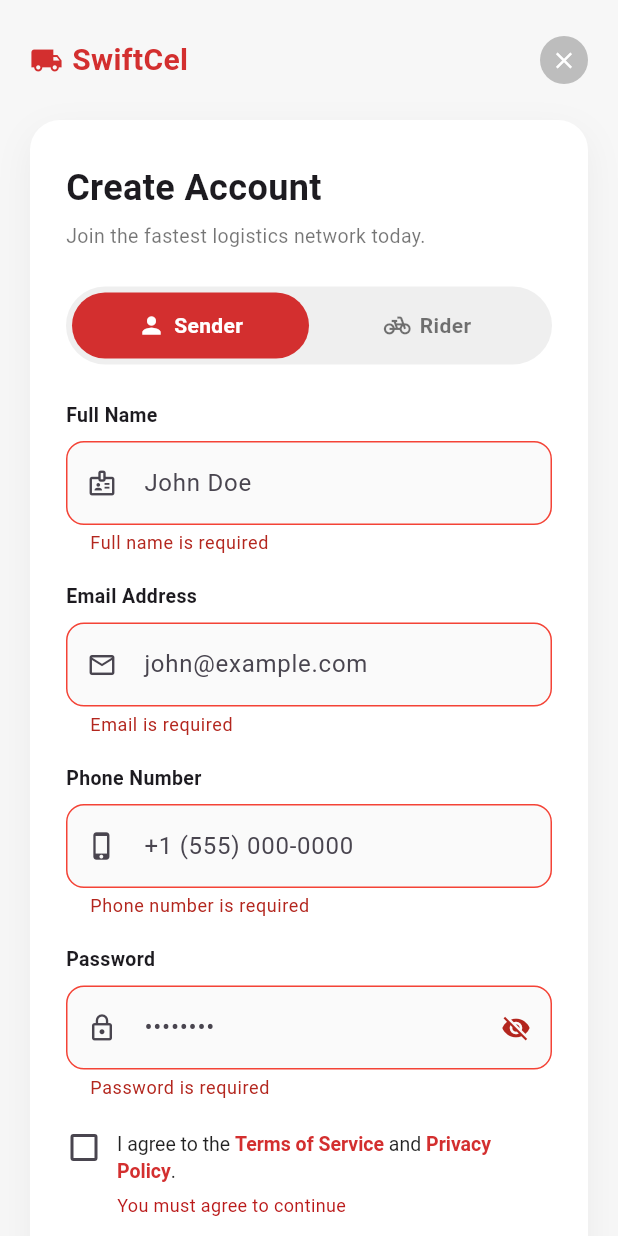
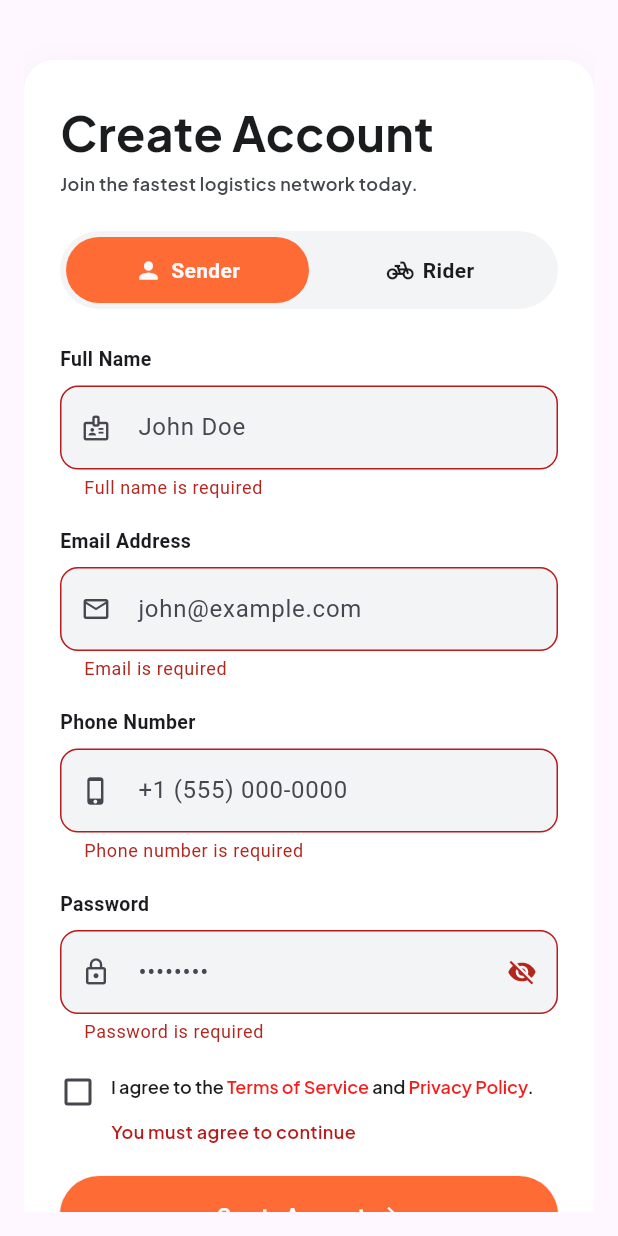
Before and after one commit to Dev-hurl/swiftcel, a Flutter app: the SignupScreen screen opened by its route, after a tap on "Create Account", on a phone screen of 412 x 824 dp. Run offline on Flutter 3.47's test engine with Material 3 defaults, Android fonts, the phone set to English and light mode, and no system bars; our stand-ins replace cloud_firestore, firebase_auth, firebase_core, go_router, google_maps_flutter, shared_preferences; accounts and stored records are empty.

Commit message:
feat: Refactor authentication screens and routing
- Modified AuthProvider to manage loading states more effectively and handle email verification status.

```diff
--- a/lib/features/auth/presentation/screens/signup_screen.dart
+++ b/lib/features/auth/presentation/screens/signup_screen.dart
@@ -3,6 +3,7 @@ import 'package:flutter/gestures.dart';
 import 'package:go_router/go_router.dart';
 import 'package:provider/provider.dart';
 import 'package:swiftcel/core/constants/app_colors.dart' show AppColors;
+import 'package:swiftcel/core/constants/app_fonts.dart';
 import 'package:swiftcel/features/auth/providers/auth_provider.dart';
 
 enum UserRole { sender, rider }
@@ -67,59 +68,18 @@ class _SignupScreenState extends State<SignupScreen> {
   @override
   Widget build(BuildContext context) {
     return Scaffold(
-      backgroundColor: const Color(0xFFF7F7F7),
       body: SafeArea(
+        child: Center(
+          child: Padding(
+            padding: EdgeInsets.all(16),
             child: SingleChildScrollView(
-          padding: const EdgeInsets.symmetric(horizontal: 20, vertical: 24),
               child: Column(
                 crossAxisAlignment: CrossAxisAlignment.start,
                 children: [
-              Row(
-                mainAxisAlignment: MainAxisAlignment.spaceBetween,
-                children: [
-                  Row(
-                    children: const [
-                      Icon(
-                        Icons.local_shipping,
-                        color: Color(0xFFD32F2F),
-                        size: 22,
-                      ),
-                      SizedBox(width: 6),
-                      Text(
-                        'SwiftCel',
-                        style: TextStyle(
-                          fontSize: 20,
-                          fontWeight: FontWeight.bold,
-                          color: Color(0xFFD32F2F),
-                        ),
-                      ),
-                    ],
-                  ),
-                  GestureDetector(
-                    onTap: () => Navigator.of(context).pop(),
-                    child: Container(
-                      height: 32,
-                      width: 32,
-                      decoration: const BoxDecoration(
-                        color: Color(0xFFBDBDBD),
-                        shape: BoxShape.circle,
-                      ),
-                      child: const Icon(
-                        Icons.close,
-                        color: Colors.white,
-                        size: 18,
-                      ),
-                    ),
-                  ),
-                ],
-              ),
                   SizedBox(height: 24),
                   Container(
                     width: double.infinity,
-                padding: EdgeInsets.symmetric(
-                  horizontal: 24,
-                  vertical: 28,
-                ),
+                    padding: EdgeInsets.symmetric(horizontal: 24, vertical: 28),
                     decoration: BoxDecoration(
                       color: Colors.white,
                       borderRadius: BorderRadius.circular(20),
@@ -136,17 +96,13 @@ class _SignupScreenState extends State<SignupScreen> {
                       child: Column(
                         crossAxisAlignment: CrossAxisAlignment.start,
                         children: [
-                      Text(
-                        'Create Account',
-                        style: TextStyle(
-                          fontSize: 24,
-                          fontWeight: FontWeight.bold,
-                        ),
-                      ),
+                          Text('Create Account', style: AppFonts.displayMedium),
                           SizedBox(height: 6),
                           Text(
                             'Join the fastest logistics network today.',
-                        style: TextStyle(color: Colors.black54, fontSize: 13),
+                            style: AppFonts.labelMedium.copyWith(
+                              color: AppColors.onSurfaceVariant,
+                            ),
                           ),
                           SizedBox(height: 24),
 
@@ -154,7 +110,7 @@ class _SignupScreenState extends State<SignupScreen> {
                           Container(
                             padding: EdgeInsets.all(4),
                             decoration: BoxDecoration(
-                          color: Color(0xFFEFEFEF),
+                              color: AppColors.greyBg,
                               borderRadius: BorderRadius.circular(30),
                             ),
                             child: Row(
@@ -163,7 +119,8 @@ class _SignupScreenState extends State<SignupScreen> {
                                   child: _RoleToggleButton(
                                     icon: Icons.person,
                                     label: 'Sender',
-                                isSelected: _selectedRole == UserRole.sender,
+                                    isSelected:
+                                        _selectedRole == UserRole.sender,
                                     onTap: () => setState(
                                       () => _selectedRole = UserRole.sender,
                                     ),
@@ -276,7 +233,6 @@ class _SignupScreenState extends State<SignupScreen> {
                             ),
                           ),
                           SizedBox(height: 20),
-
                           Row(
                             crossAxisAlignment: CrossAxisAlignment.start,
                             children: [
@@ -285,7 +241,7 @@ class _SignupScreenState extends State<SignupScreen> {
                                 width: 24,
                                 child: Checkbox(
                                   value: _agreedToTerms,
-                              activeColor: Color(0xFFD32F2F),
+                                  activeColor: AppColors.orangeSecondary,
                                   onChanged: (v) => setState(() {
                                     _agreedToTerms = v ?? false;
                                     if (_agreedToTerms) _showTermsError = false;
@@ -296,30 +252,31 @@ class _SignupScreenState extends State<SignupScreen> {
                               Expanded(
                                 child: RichText(
                                   text: TextSpan(
-                                style: TextStyle(
-                                  fontSize: 13,
-                                  color: Colors.black87,
-                                  height: 1.4,
+                                    style: AppFonts.labelMedium.copyWith(
+                                      color: AppColors.onSurface,
                                     ),
                                     children: [
                                       TextSpan(text: 'I agree to the '),
                                       TextSpan(
                                         text: 'Terms of Service',
-                                    style: const TextStyle(
-                                      color: Color(0xFFD32F2F),
-                                      fontWeight: FontWeight.w600,
+                                        style: AppFonts.labelMedium.copyWith(
+                                          color: AppColors.orangeSecondary,
                                         ),
                                         recognizer: TapGestureRecognizer()
                                           ..onTap = () {
                                             // TODO: open Terms of Service
                                           },
                                       ),
-                                  TextSpan(text: ' and '),
+                                      TextSpan(
+                                        text: ' and ',
+                                        style: AppFonts.labelMedium.copyWith(
+                                          color: AppColors.onSurface,
+                                        ),
+                                      ),
                                       TextSpan(
                                         text: 'Privacy Policy',
-                                    style: const TextStyle(
-                                      color: Color(0xFFD32F2F),
-                                      fontWeight: FontWeight.w600,
+                                        style: AppFonts.labelMedium.copyWith(
+                                          color: AppColors.orangeSecondary,
                                         ),
                                         recognizer: TapGestureRecognizer()
                                           ..onTap = () {
@@ -339,9 +296,8 @@ class _SignupScreenState extends State<SignupScreen> {
                               padding: EdgeInsets.only(left: 34),
                               child: Text(
                                 'You must agree to continue',
-                            style: TextStyle(
+                                style: AppFonts.labelMedium.copyWith(
                                   color: AppColors.error,
-                              fontSize: 12,
                                 ),
                               ),
                             ),
@@ -353,7 +309,7 @@ class _SignupScreenState extends State<SignupScreen> {
                             child: ElevatedButton(
                               onPressed: _createAccount,
                               style: ElevatedButton.styleFrom(
-                            backgroundColor: Color(0xFFD32F2F),
+                                backgroundColor: AppColors.orangePrimary,
                                 padding: EdgeInsets.symmetric(vertical: 16),
                                 shape: RoundedRectangleBorder(
                                   borderRadius: BorderRadius.circular(30),
@@ -372,7 +328,7 @@ class _SignupScreenState extends State<SignupScreen> {
                                   SizedBox(width: 8),
                                   Icon(
                                     Icons.arrow_forward,
-                                color: Colors.white,
+                                    color: AppColors.surface,
                                     size: 16,
                                   ),
                                 ],
@@ -383,16 +339,15 @@ class _SignupScreenState extends State<SignupScreen> {
                           Center(
                             child: RichText(
                               text: TextSpan(
-                            style: TextStyle(
-                              fontSize: 12,
-                              color: Colors.black54,
+                                style: AppFonts.labelSmall.copyWith(
+                                  color: AppColors.onSurfaceVariant,
                                 ),
                                 children: [
                                   TextSpan(text: 'Already have an account? '),
                                   TextSpan(
                                     text: 'Log In',
                                     style: TextStyle(
-                                  color: AppColors.error,
+                                      color: AppColors.orangePrimary,
                                       fontWeight: FontWeight.w600,
                                     ),
                                     recognizer: TapGestureRecognizer()
@@ -410,6 +365,8 @@ class _SignupScreenState extends State<SignupScreen> {
               ),
             ),
           ),
+        ),
+      ),
     );
   }
 
@@ -423,14 +380,18 @@ class _SignupScreenState extends State<SignupScreen> {
       prefixIcon: Icon(icon, size: 20),
       suffixIcon: suffixIcon,
       filled: true,
-      fillColor: const Color(0xFFFAFAFA),
-      border: OutlineInputBorder(
+      fillColor: AppColors.greyBg,
+      enabledBorder: OutlineInputBorder(
         borderRadius: BorderRadius.circular(12),
-        borderSide: BorderSide(color: Colors.grey.shade300),
+        borderSide: BorderSide.none,
+      ),
+      focusedBorder: OutlineInputBorder(
+        borderRadius: BorderRadius.circular(12),
+        borderSide: BorderSide(color: AppColors.orangePrimary),
       ),
       errorBorder: OutlineInputBorder(
         borderRadius: BorderRadius.circular(12),
-        borderSide: const BorderSide(color: Colors.red),
+        borderSide: BorderSide(color: AppColors.error),
       ),
     );
   }
@@ -457,7 +418,7 @@ class _RoleToggleButton extends StatelessWidget {
         duration: const Duration(milliseconds: 200),
         padding: const EdgeInsets.symmetric(vertical: 12),
         decoration: BoxDecoration(
-          color: isSelected ? const Color(0xFFD32F2F) : Colors.transparent,
+          color: isSelected ? AppColors.orangePrimary : Colors.transparent,
           borderRadius: BorderRadius.circular(26),
         ),
         child: Row(
@@ -466,13 +427,13 @@ class _RoleToggleButton extends StatelessWidget {
             Icon(
               icon,
               size: 18,
-              color: isSelected ? Colors.white : Colors.black54,
+              color: isSelected ? AppColors.surface : AppColors.onSurface,
             ),
-            const SizedBox(width: 6),
+            SizedBox(width: 6),
             Text(
               label,
               style: TextStyle(
-                color: isSelected ? Colors.white : Colors.black54,
+                color: isSelected ? AppColors.surface : AppColors.onSurface,
                 fontWeight: FontWeight.w600,
                 fontSize: 14,
               ),
--- a/lib/features/auth/providers/auth_provider.dart
+++ b/lib/features/auth/providers/auth_provider.dart
@@ -10,14 +10,18 @@ class AuthProvider extends ChangeNotifier {
     _init();
   }
 
-  bool _isLoading = true;
+  bool _isInitializing = true;
+  bool _isSubmitting = false;
   bool _isLoggedIn = false;
+  bool _isEmailVerified = false;
   bool _hasSeenOnboarding = false;
-  String? _userRole; // 'sender' | 'rider'
+  String? _userRole;
   String? _errorMessage;
 
-  bool get isLoading => _isLoading;
+  bool get isLoading => _isInitializing;
+  bool get isSubmitting => _isSubmitting;
   bool get isLoggedIn => _isLoggedIn;
+  bool get isEmailVerified => _isEmailVerified;
   bool get hasSeenOnboarding => _hasSeenOnboarding;
   String? get userRole => _userRole;
   String? get errorMessage => _errorMessage;
@@ -28,13 +32,16 @@ class AuthProvider extends ChangeNotifier {
 
     _firebaseService.authStateChanges.listen((user) async {
       if (user != null) {
+        await user.reload(); // ensures emailVerified reflects the latest state, not a stale cached value
         _isLoggedIn = true;
+        _isEmailVerified = user.emailVerified;
         _userRole = await _firebaseService.getUserRole(user.uid);
       } else {
         _isLoggedIn = false;
+        _isEmailVerified = false;
         _userRole = null;
       }
-      _isLoading = false;
+      _isInitializing = false;
       notifyListeners();
     });
   }
@@ -56,9 +63,13 @@ class AuthProvider extends ChangeNotifier {
         return 'Password should be at least 6 characters.';
       case 'invalid-email':
         return 'Enter a valid email address.';
+      case 'user-not-found':
+        return 'No account found with this email.';
+      case 'wrong-password':
+      case 'invalid-credential':
+        return 'Incorrect email or password.';
       default:
-        return exception.message ??
-            'Unable to create account. Please try again.';
+        return exception.message ?? 'Something went wrong. Please try again.';
     }
   }
 
@@ -69,15 +80,12 @@ class AuthProvider extends ChangeNotifier {
     required String password,
     required String role,
   }) async {
-    _isLoading = true;
+    _isSubmitting = true;
     _errorMessage = null;
     notifyListeners();
 
     try {
-      final cred = await _firebaseService.signUp(
-        email: email,
-        password: password,
-      );
+      final cred = await _firebaseService.signUp(email: email, password: password);
       await _firebaseService.createUserDoc(
         uid: cred.user!.uid,
         name: name,
@@ -86,8 +94,8 @@ class AuthProvider extends ChangeNotifier {
         role: role,
       );
       await _firebaseService.sendEmailVerification();
-
       return true;
+      // Don't set _isLoggedIn/_userRole here — authStateChanges listener handles it
     } on FirebaseAuthException catch (e) {
       _errorMessage = _mapFirebaseError(e);
       return false;
@@ -95,25 +103,27 @@ class AuthProvider extends ChangeNotifier {
       _errorMessage = 'Unable to create account. Please try again.';
       return false;
     } finally {
-      _isLoading = false;
+      _isSubmitting = false;
       notifyListeners();
     }
   }
 
   Future<bool> login({required String email, required String password}) async {
-  _isLoading = true;
+    _isSubmitting = true;
     _errorMessage = null;
     notifyListeners();
 
     try {
       await _firebaseService.signIn(email: email, password: password);
-    // Don't set _isLoggedIn/_userRole here — the authStateChanges listener will handle it
       return true;
+    } on FirebaseAuthException catch (e) {
+      _errorMessage = _mapFirebaseError(e);
+      return false;
     } catch (e) {
-    _errorMessage = e.toString();
+      _errorMessage = 'Unable to log in. Please try again.';
       return false;
     } finally {
-    _isLoading = false;
+      _isSubmitting = false;
       notifyListeners();
     }
   }
@@ -121,6 +131,7 @@ class AuthProvider extends ChangeNotifier {
   Future<void> logout() async {
     await _firebaseService.signOut();
     _isLoggedIn = false;
+    _isEmailVerified = false;
     _userRole = null;
     notifyListeners();
   }
```
Also changed, not shown: lib/core/routing/app_router.dart (+96 -22 lines), lib/features/auth/presentation/screens/login_screen.dart (+60 -40 lines), lib/features/auth/presentation/screens/verify_email_screen.dart (+19 -40 lines). Lines whose indentation alone changed are shown as unchanged.
